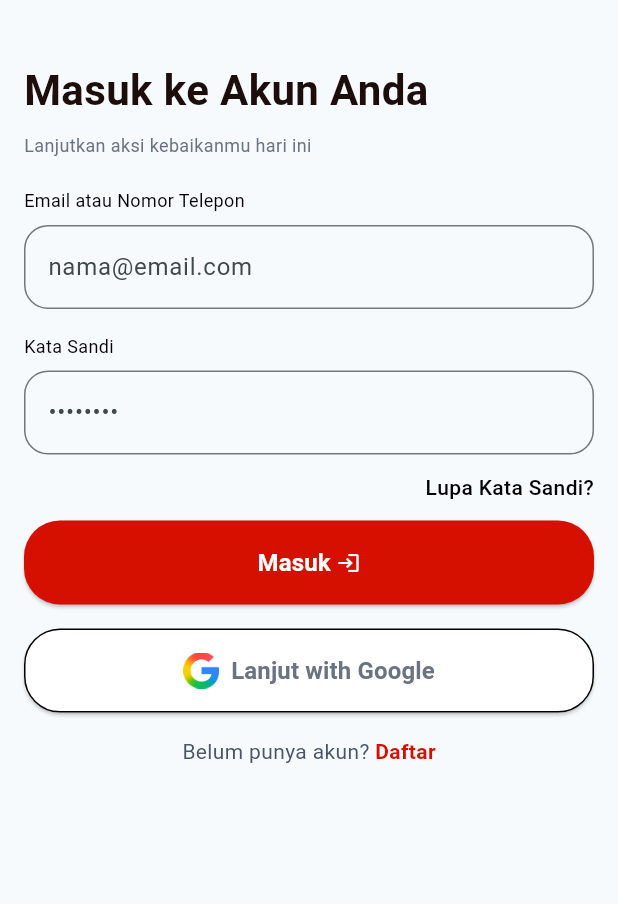
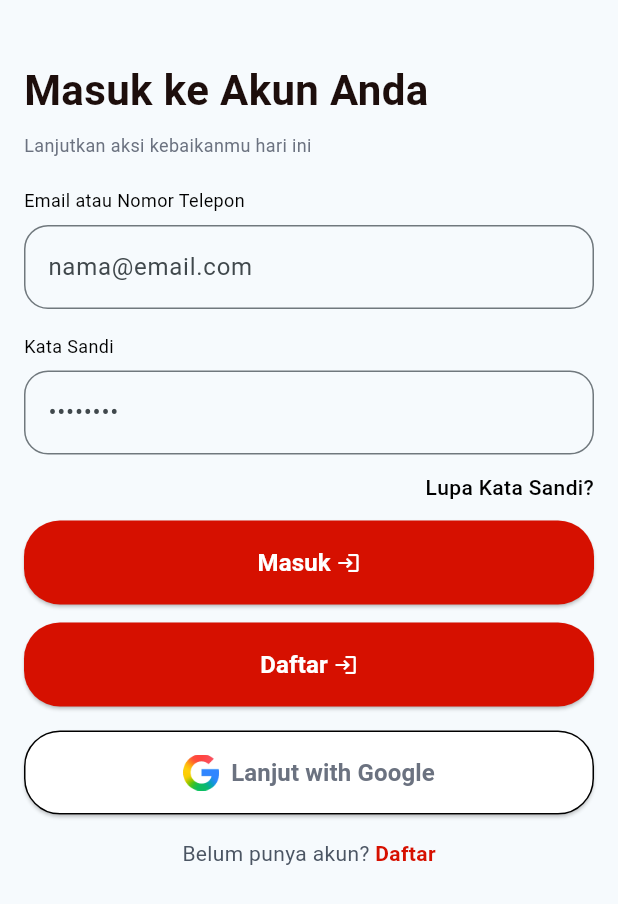
Before and after one commit to Habibieproject/ppkd_b_5, a Flutter app: the screen it shows after launch, after a tap on "Lanjut with Google", on a phone screen of 412 x 824 dp. Shown: the top 904 px of the screen. Run offline on Flutter 3.47's test engine with Material 3 defaults, Android fonts, the phone set to English and light mode, and no system bars; our stand-ins replace confetti, google_nav_bar, shared_preferences, sqflite; accounts and stored records are empty.

Commit message:
Day 16 SQFLITE Login, Register

```diff
--- /dev/null
+++ b/lib/day_16/database/sqflite.dart
@@ -0,0 +1,47 @@
+import 'package:path/path.dart';
+import 'package:ppkd_b_5/day_16/models/user_model.dart';
+// import 'package:sqflite/sqlite_api.dart';
+import 'package:sqflite/sqflite.dart';
+
+class DBHelper {
+  static Future<Database> db() async {
+    final dbPath = await getDatabasesPath();
+    return openDatabase(
+      join(dbPath, 'my_app.db'),
+      onCreate: (db, version) {
+        return db.execute(
+          'CREATE TABLE user (id INTEGER PRIMARY KEY AUTOINCREMENT, email TEXT, password TEXT)',
+        );
+      },
+      version: 1,
+    );
+  }
+
+  static Future<void> registerUser(UserModel user) async {
+    final dbs = await db();
+
+    await dbs.insert('user', user.toMap());
+    print(user.toMap());
+  }
+
+  static Future<UserModel?> loginUser({
+    required String email,
+    required String password,
+  }) async {
+    final dbs = await db();
+    final List<Map<String, dynamic>> results = await dbs.query(
+      "user",
+      where: 'email = ? AND password = ?',
+      whereArgs: [email, password],
+    );
+    if (results.isNotEmpty) {
+      final data = UserModel.fromMap(results.first);
+      print(data.id);
+      print(data.email);
+      print(data.password);
+      print(UserModel.fromMap(results.first));
+      return UserModel.fromMap(results.first);
+    }
+    return null;
+  }
+}
--- /dev/null
+++ b/lib/day_16/models/user_model.dart
@@ -0,0 +1,26 @@
+import 'dart:convert';
+
+// ignore_for_file: public_member_api_docs, sort_constructors_first
+class UserModel {
+  final int? id;
+  final String? email;
+  final String? password;
+  UserModel({this.id, this.email, this.password});
+
+  Map<String, dynamic> toMap() {
+    return <String, dynamic>{'id': id, 'email': email, 'password': password};
+  }
+
+  factory UserModel.fromMap(Map<String, dynamic> map) {
+    return UserModel(
+      id: map['id'] != null ? map['id'] as int : null,
+      email: map['email'] != null ? map['email'] as String : null,
+      password: map['password'] != null ? map['password'] as String : null,
+    );
+  }
+
+  String toJson() => json.encode(toMap());
+
+  factory UserModel.fromJson(String source) =>
+      UserModel.fromMap(json.decode(source) as Map<String, dynamic>);
+}
--- a/lib/day_16/view/login_screen.dart
+++ b/lib/day_16/view/login_screen.dart
@@ -2,10 +2,20 @@ import 'package:flutter/material.dart';
 import 'package:ppkd_b_5/constant/app_color.dart';
 import 'package:ppkd_b_5/day_14/drawer_global.dart';
 import 'package:ppkd_b_5/day_16/database/preference.dart';
+import 'package:ppkd_b_5/day_16/database/sqflite.dart';
+import 'package:ppkd_b_5/day_16/models/user_model.dart';
 import 'package:ppkd_b_5/extension/navigator.dart';
 
-class LoginScreenDay16 extends StatelessWidget {
+class LoginScreenDay16 extends StatefulWidget {
   const LoginScreenDay16({super.key});
+
+  @override
+  State<LoginScreenDay16> createState() => _LoginScreenDay16State();
+}
+
+class _LoginScreenDay16State extends State<LoginScreenDay16> {
+  final TextEditingController emailController = TextEditingController();
+  final TextEditingController passwordController = TextEditingController();
 
   @override
   Widget build(BuildContext context) {
@@ -38,6 +48,7 @@ class LoginScreenDay16 extends StatelessWidget {
               ),
               SizedBox(height: 8),
               TextFormField(
+                controller: emailController,
                 decoration: decorationConstant(hintText: "nama@email.com"),
               ),
               SizedBox(height: 16),
@@ -49,6 +60,7 @@ class LoginScreenDay16 extends StatelessWidget {
               SizedBox(height: 8),
 
               TextFormField(
+                controller: passwordController,
                 decoration: decorationConstant(hintText: "••••••••"),
               ),
               SizedBox(height: 12),
@@ -77,9 +89,27 @@ class LoginScreenDay16 extends StatelessWidget {
                     ),
                     backgroundColor: AppColor.redSetetesColor,
                   ),
-                  onPressed: () {
-                    PreferenceHandler().storingIsLogin(true);
-                    context.push(DrawerGlobal());
+                  onPressed: () async {
+                    final UserModel? login = await DBHelper.loginUser(
+                      email: emailController.text,
+                      password: passwordController.text,
+                    );
+                    if (login != null) {
+                      PreferenceHandler().storingIsLogin(true);
+                      ScaffoldMessenger.of(
+                        context,
+                      ).showSnackBar(SnackBar(content: Text("Login berhasil")));
+                      await Future.delayed(Duration(seconds: 2));
+                      context.push(DrawerGlobal());
+                    } else {
+                      ScaffoldMessenger.of(context).showSnackBar(
+                        SnackBar(
+                          content: Text(
+                            "Login gagal, email atau password tidak terdaftar",
+                          ),
+                        ),
+                      );
+                    }
                   },
                   child: Row(
                     mainAxisAlignment: MainAxisAlignment.center,
@@ -98,7 +128,45 @@ class LoginScreenDay16 extends StatelessWidget {
                   ),
                 ),
               ),
+              SizedBox(height: 12),
 
+              SizedBox(
+                height: 56,
+                child: ElevatedButton(
+                  style: ElevatedButton.styleFrom(
+                    shape: RoundedRectangleBorder(
+                      borderRadius: BorderRadius.circular(24),
+                    ),
+                    backgroundColor: AppColor.redSetetesColor,
+                  ),
+                  onPressed: () {
+                    DBHelper.registerUser(
+                      UserModel(
+                        email: emailController.text,
+                        password: passwordController.text,
+                      ),
+                    );
+                    ScaffoldMessenger.of(context).showSnackBar(
+                      SnackBar(content: Text("Pendaftaran Berhasil")),
+                    );
+                  },
+                  child: Row(
+                    mainAxisAlignment: MainAxisAlignment.center,
+                    children: [
+                      Text(
+                        "Daftar",
+                        style: TextStyle(
+                          color: Colors.white,
+                          fontWeight: FontWeight.bold,
+                          fontSize: 16,
+                        ),
+                      ),
+                      SizedBox(width: 4),
+                      Icon(Icons.login, size: 16, color: Colors.white),
+                    ],
+                  ),
+                ),
+              ),
               SizedBox(height: 16),
               SizedBox(
                 height: 56,
@@ -113,6 +181,10 @@ class LoginScreenDay16 extends StatelessWidget {
                   onPressed: () async {
                     var dataIsLogin = PreferenceHandler.getIsLogin();
                     print(dataIsLogin);
+                    DBHelper.loginUser(
+                      email: "habibie@gmail.com",
+                      password: "123",
+                    );
                   },
                   child: Row(
                     mainAxisAlignment: MainAxisAlignment.center,
@@ -160,6 +232,12 @@ class LoginScreenDay16 extends StatelessWidget {
                   ),
                 ],
               ),
+              // FutureBuilder(
+              //   future: DBHelper. ,
+              //   builder: (BuildContext context, AsyncSnapshot snapshot) {
+              //     return ;
+              //   },
+              // ),
             ],
           ),
         ),
--- a/pubspec.yaml
+++ b/pubspec.yaml
@@ -30,11 +30,13 @@ environment:
 dependencies:
   confetti: ^0.8.0
   cupertino_icons: ^1.0.8
-  shared_preferences: ^2.5.4
   flutter:
     sdk: flutter
   google_nav_bar: ^5.0.7
+  path_provider: ^2.1.5
   persistent_bottom_nav_bar_v2: ^6.3.0
+  shared_preferences: ^2.5.4
+  sqflite: ^2.4.2
 
 dev_dependencies:
   flutter_lints: ^6.0.0
```
Also changed, not shown: pubspec.lock.
